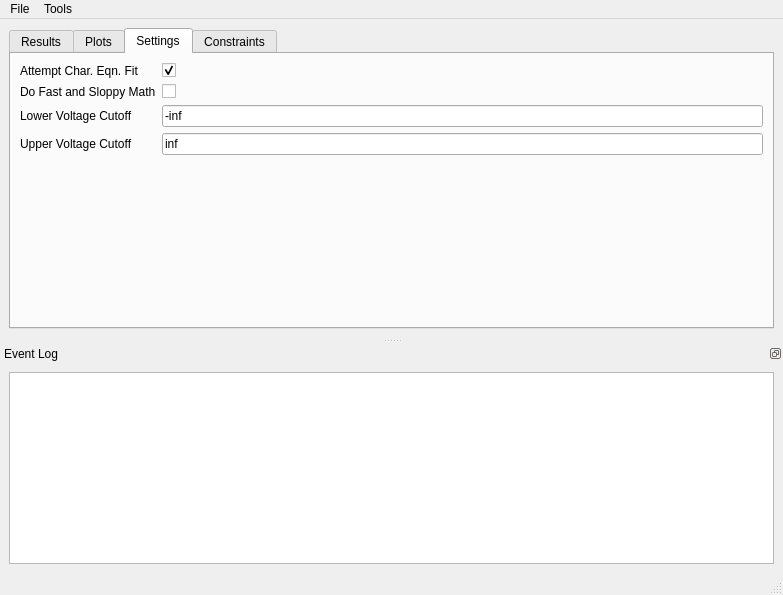
Qt form batch_iv_analysis/batch-iv-analysis.ui (greyltc/analysis-software) before a commit.
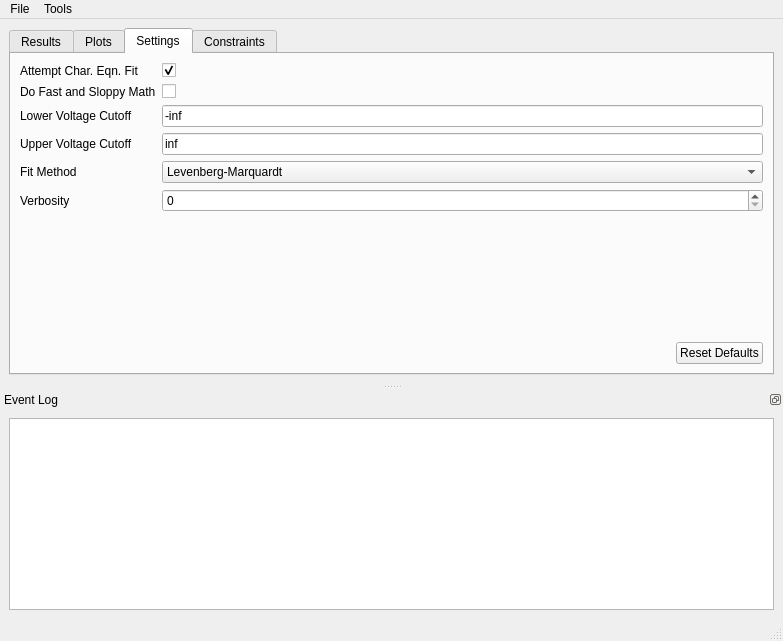
The same form after that commit. The open tabs and pages were chosen to show the change.

Commit message: - much more accurate fits - added a prefs reset button

The edit to the form file:
```diff
--- a/batch_iv_analysis/batch-iv-analysis.ui
+++ b/batch_iv_analysis/batch-iv-analysis.ui
@@ -7,7 +7,7 @@
     <x>0</x>
     <y>0</y>
     <width>783</width>
-    <height>595</height>
+    <height>641</height>
    </rect>
   </property>
   <property name="windowTitle">
@@ -15,7 +15,7 @@
   </property>
   <widget class="QWidget" name="centralwidget">
    <layout class="QGridLayout" name="gridLayout">
-    <item row="0" column="0">
+    <item row="1" column="0">
      <widget class="QTabWidget" name="tehTabs">
       <property name="currentIndex">
        <number>0</number>
@@ -78,6 +78,11 @@
        </attribute>
        <layout class="QHBoxLayout" name="horizontalLayout">
         <item>
+         <layout class="QVBoxLayout" name="verticalLayout_4">
+          <property name="sizeConstraint">
+           <enum>QLayout::SetMaximumSize</enum>
+          </property>
+          <item>
          <layout class="QFormLayout" name="formLayout_2">
           <property name="fieldGrowthPolicy">
            <enum>QFormLayout::AllNonFixedFieldsGrow</enum>
@@ -140,13 +145,64 @@
             </property>
            </widget>
           </item>
-         </layout>
-        </item>
-        <item>
-         <layout class="QFormLayout" name="formLayout">
-          <property name="fieldGrowthPolicy">
-           <enum>QFormLayout::AllNonFixedFieldsGrow</enum>
-          </property>
+            <item row="4" column="0">
+             <widget class="QLabel" name="fitMethodLabel">
+              <property name="toolTip">
+               <string>&lt;html&gt;&lt;head/&gt;&lt;body&gt;&lt;p&gt;Fit method to use in scipy.optimize.least_squares routine&lt;/p&gt;&lt;/body&gt;&lt;/html&gt;</string>
+              </property>
+              <property name="text">
+               <string>Fit Method</string>
+              </property>
+             </widget>
+            </item>
+            <item row="4" column="1">
+             <widget class="QComboBox" name="fitMethodComboBox">
+              <property name="toolTip">
+               <string>&lt;html&gt;&lt;head/&gt;&lt;body&gt;&lt;p&gt;Fit method to use in scipy.optimize.least_squares routine&lt;/p&gt;&lt;/body&gt;&lt;/html&gt;</string>
+              </property>
+              <property name="currentIndex">
+               <number>2</number>
+              </property>
+              <item>
+               <property name="text">
+                <string>Trust Region Reflective</string>
+               </property>
+              </item>
+              <item>
+               <property name="text">
+                <string>dogleg</string>
+               </property>
+              </item>
+              <item>
+               <property name="text">
+                <string>Levenberg-Marquardt</string>
+               </property>
+              </item>
+             </widget>
+            </item>
+            <item row="5" column="0">
+             <widget class="QLabel" name="verbosityLabel">
+              <property name="text">
+               <string>Verbosity</string>
+              </property>
+             </widget>
+            </item>
+            <item row="5" column="1">
+             <widget class="QSpinBox" name="verbositySpinBox">
+              <property name="maximum">
+               <number>2</number>
+              </property>
+             </widget>
+            </item>
+           </layout>
+          </item>
+          <item alignment="Qt::AlignRight">
+           <widget class="QPushButton" name="resetSettingsButton">
+            <property name="text">
+             <string>Reset Defaults</string>
+            </property>
+           </widget>
+          </item>
          </layout>
         </item>
        </layout>
```
Left out of the diff: 11 changed lines with no effect on the pictures. Lines whose indentation alone changed are shown as unchanged. The commit also changes 5 other files.
